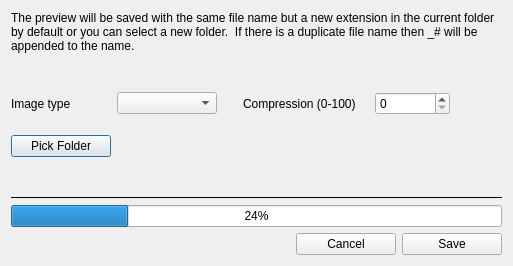
First picture: the form in Dialogs/saveasdlg.ui, repository towhee/Winnow64, before the edit.
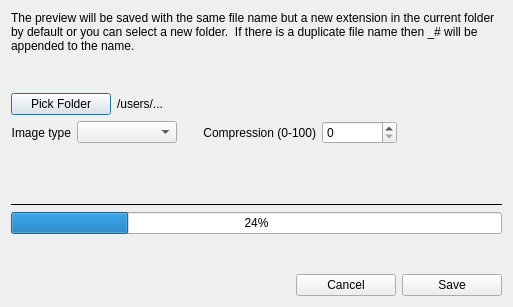
Second picture: the form after the edit.

```diff
--- a/Dialogs/saveasdlg.ui
+++ b/Dialogs/saveasdlg.ui
@@ -7,7 +7,7 @@
     <x>0</x>
     <y>0</y>
     <width>513</width>
-    <height>266</height>
+    <height>307</height>
    </rect>
   </property>
   <property name="windowTitle">
@@ -42,17 +42,62 @@
     </spacer>
    </item>
    <item>
-    <layout class="QHBoxLayout" name="horizontalLayout">
+    <layout class="QHBoxLayout" name="pickFolderLayout">
+     <item>
+      <widget class="QPushButton" name="selectBtn">
+       <property name="minimumSize">
+        <size>
+         <width>100</width>
+         <height>0</height>
+        </size>
+       </property>
+       <property name="maximumSize">
+        <size>
+         <width>100</width>
+         <height>16777215</height>
+        </size>
+       </property>
+       <property name="text">
+        <string>Pick Folder</string>
+       </property>
+      </widget>
+     </item>
+     <item>
+      <widget class="QLabel" name="folderPath">
+       <property name="sizePolicy">
+        <sizepolicy hsizetype="Expanding" vsizetype="Preferred">
+         <horstretch>0</horstretch>
+         <verstretch>0</verstretch>
+        </sizepolicy>
+       </property>
+       <property name="text">
+        <string>/users/...</string>
+       </property>
+      </widget>
+     </item>
+    </layout>
+   </item>
+   <item>
+    <layout class="QHBoxLayout" name="typeCompressionLayout">
      <item>
       <widget class="QLabel" name="label_2">
        <property name="minimumSize">
         <size>
-         <width>100</width>
+         <width>0</width>
          <height>0</height>
         </size>
        </property>
+       <property name="maximumSize">
+        <size>
+         <width>200</width>
+         <height>16777215</height>
+        </size>
+       </property>
        <property name="text">
-        <string>Image type    </string>
+        <string>Image type</string>
+       </property>
+       <property name="alignment">
+        <set>Qt::AlignRight|Qt::AlignTrailing|Qt::AlignVCenter</set>
        </property>
       </widget>
      </item>
@@ -85,7 +130,10 @@
      <item>
       <widget class="QLabel" name="label_3">
        <property name="text">
-        <string>Compression (0-100)    </string>
+        <string>Compression (0-100)</string>
+       </property>
+       <property name="alignment">
+        <set>Qt::AlignRight|Qt::AlignTrailing|Qt::AlignVCenter</set>
        </property>
       </widget>
      </item>
@@ -117,55 +165,6 @@
      </item>
     </layout>
    </item>
-   <item>
-    <spacer name="verticalSpacer_3">
-     <property name="orientation">
-      <enum>Qt::Vertical</enum>
-     </property>
-     <property name="sizeHint" stdset="0">
-      <size>
-       <width>20</width>
-       <height>20</height>
-      </size>
-     </property>
-    </spacer>
-   </item>
-   <item>
-    <layout class="QHBoxLayout" name="horizontalLayout_2">
-     <item>
-      <widget class="QPushButton" name="selectBtn">
-       <property name="minimumSize">
-        <size>
-         <width>100</width>
-         <height>0</height>
-        </size>
-       </property>
-       <property name="maximumSize">
-        <size>
-         <width>100</width>
-         <height>16777215</height>
-        </size>
-       </property>
-       <property name="text">
-        <string>Pick Folder</string>
-       </property>
-      </widget>
-     </item>
-     <item>
-      <widget class="QLabel" name="folderPath">
-       <property name="sizePolicy">
-        <sizepolicy hsizetype="Expanding" vsizetype="Preferred">
-         <horstretch>0</horstretch>
-         <verstretch>0</verstretch>
-        </sizepolicy>
-       </property>
-       <property name="text">
-        <string/>
-       </property>
-      </widget>
-     </item>
-    </layout>
-   </item>
    <item>
     <spacer name="verticalSpacer">
      <property name="orientation">
@@ -174,7 +173,7 @@
      <property name="sizeHint" stdset="0">
       <size>
        <width>20</width>
-       <height>40</height>
+       <height>60</height>
       </size>
      </property>
     </spacer>
@@ -200,7 +199,20 @@
     </widget>
    </item>
    <item>
-    <layout class="QHBoxLayout" name="horizontalLayout_3">
+    <spacer name="verticalSpacer_3">
+     <property name="orientation">
+      <enum>Qt::Vertical</enum>
+     </property>
+     <property name="sizeHint" stdset="0">
+      <size>
+       <width>20</width>
+       <height>40</height>
+      </size>
+     </property>
+    </spacer>
+   </item>
+   <item>
+    <layout class="QHBoxLayout" name="cancelSaveLayout">
      <item>
       <spacer name="horizontalSpacer_3">
        <property name="orientation">
```
Left out of the diff: 2 changed lines with no effect on the pictures.
